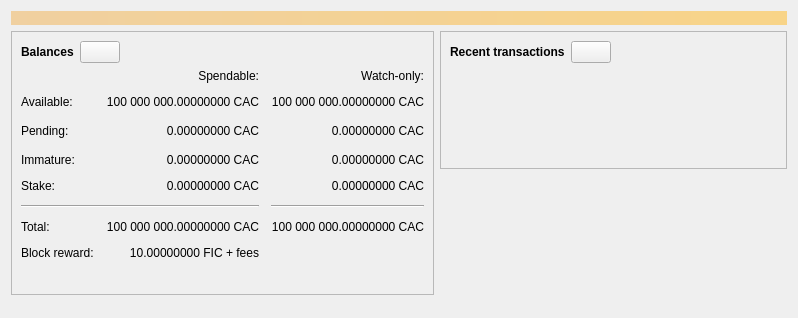
The window that firstislamiccoin-core/src/qt/forms/overviewpage.ui (firstislamiccoin/firstislamiccoin) describes before a commit, drawn with Qt 5.
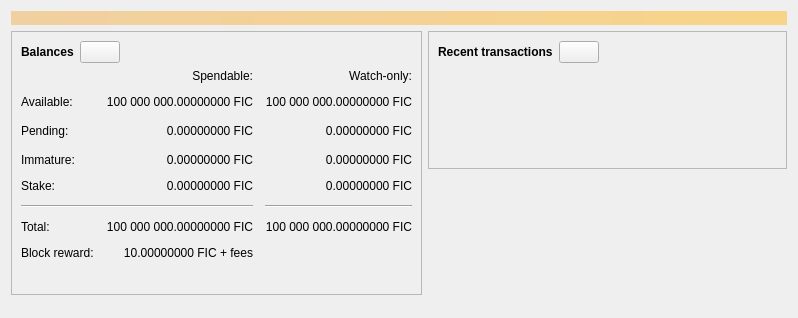
The same window after the commit. Icons and pictures are not drawn. Custom widgets are drawn as their Qt base class.

Diff of the .ui file:
```diff
--- a/firstislamiccoin-core/src/qt/forms/overviewpage.ui
+++ b/firstislamiccoin-core/src/qt/forms/overviewpage.ui
@@ -120,7 +120,7 @@
                <string>Unconfirmed transactions to watch-only addresses</string>
               </property>
               <property name="text">
-               <string notr="true">0.00000000 CAC</string>
+               <string notr="true">0.00000000 FIC</string>
               </property>
               <property name="alignment">
                <set>Qt::AlignRight|Qt::AlignTrailing|Qt::AlignVCenter</set>
@@ -139,7 +139,7 @@
                <string>Total of transactions that have yet to be confirmed, and do not yet count toward the spendable balance</string>
               </property>
               <property name="text">
-               <string notr="true">0.00000000 CAC</string>
+               <string notr="true">0.00000000 FIC</string>
               </property>
               <property name="alignment">
                <set>Qt::AlignRight|Qt::AlignTrailing|Qt::AlignVCenter</set>
@@ -158,7 +158,7 @@
                <string>Mined balance in watch-only addresses that has not yet matured</string>
               </property>
               <property name="text">
-               <string notr="true">0.00000000 CAC</string>
+               <string notr="true">0.00000000 FIC</string>
               </property>
               <property name="alignment">
                <set>Qt::AlignRight|Qt::AlignTrailing|Qt::AlignVCenter</set>
@@ -210,7 +210,7 @@
                <string>Mined balance that has not yet matured</string>
               </property>
               <property name="text">
-               <string notr="true">0.00000000 CAC</string>
+               <string notr="true">0.00000000 FIC</string>
               </property>
               <property name="alignment">
                <set>Qt::AlignRight|Qt::AlignTrailing|Qt::AlignVCenter</set>
@@ -249,7 +249,7 @@
                <string>Your current total balance</string>
               </property>
               <property name="text">
-               <string notr="true">100 000 000.00000000 CAC</string>
+               <string notr="true">100 000 000.00000000 FIC</string>
               </property>
               <property name="alignment">
                <set>Qt::AlignRight|Qt::AlignTrailing|Qt::AlignVCenter</set>
@@ -268,7 +268,7 @@
                <string>Current total balance in watch-only addresses</string>
               </property>
               <property name="text">
-               <string notr="true">100 000 000.00000000 CAC</string>
+               <string notr="true">100 000 000.00000000 FIC</string>
               </property>
               <property name="alignment">
                <set>Qt::AlignRight|Qt::AlignTrailing|Qt::AlignVCenter</set>
@@ -330,7 +330,7 @@
                <string>Your current spendable balance</string>
               </property>
               <property name="text">
-               <string notr="true">100 000 000.00000000 CAC</string>
+               <string notr="true">100 000 000.00000000 FIC</string>
               </property>
               <property name="alignment">
                <set>Qt::AlignRight|Qt::AlignTrailing|Qt::AlignVCenter</set>
@@ -349,7 +349,7 @@
                <string>Your current balance in watch-only addresses</string>
               </property>
               <property name="text">
-               <string notr="true">100 000 000.00000000 CAC</string>
+               <string notr="true">100 000 000.00000000 FIC</string>
               </property>
               <property name="alignment">
                <set>Qt::AlignRight|Qt::AlignTrailing|Qt::AlignVCenter</set>
@@ -392,7 +392,7 @@
                <string>Your current staking balance</string>
               </property>
               <property name="text">
-               <string notr="true">0.00000000 CAC</string>
+               <string notr="true">0.00000000 FIC</string>
               </property>
               <property name="alignment">
                <set>Qt::AlignRight|Qt::AlignTrailing|Qt::AlignVCenter</set>
@@ -411,7 +411,7 @@
                <string>Your current staking balance in watch-only addresses</string>
               </property>
               <property name="text">
-               <string notr="true">0.00000000 CAC</string>
+               <string notr="true">0.00000000 FIC</string>
               </property>
               <property name="alignment">
                <set>Qt::AlignRight|Qt::AlignTrailing|Qt::AlignVCenter</set>
```
Left out of the diff: 4 changed lines with no effect on the pictures.
